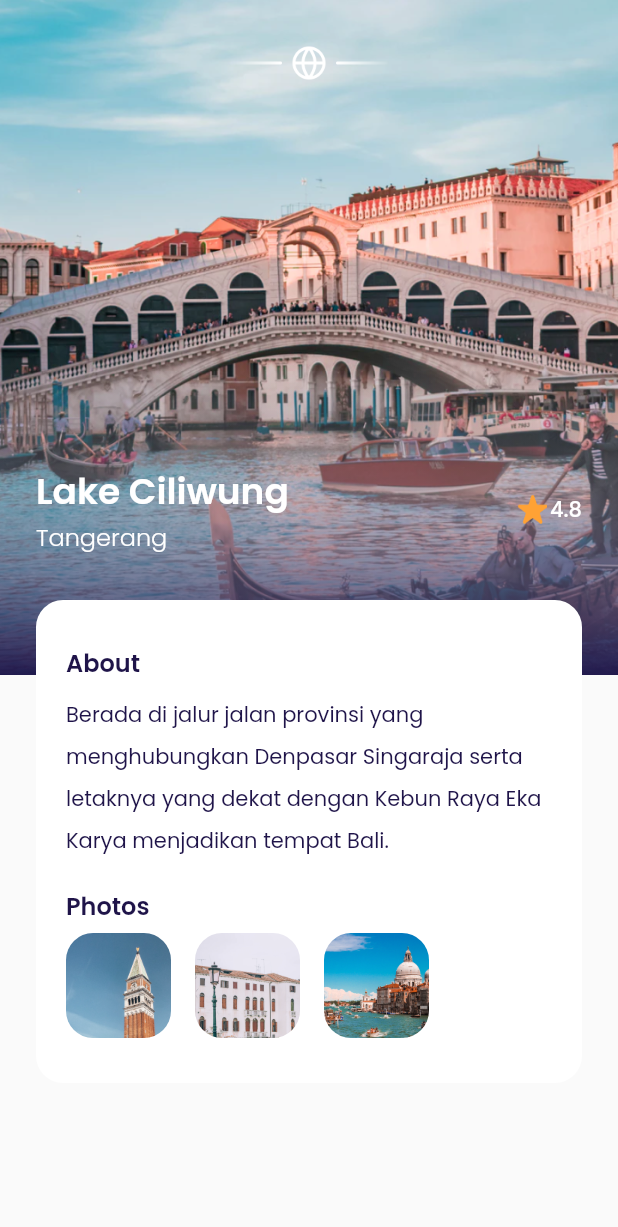
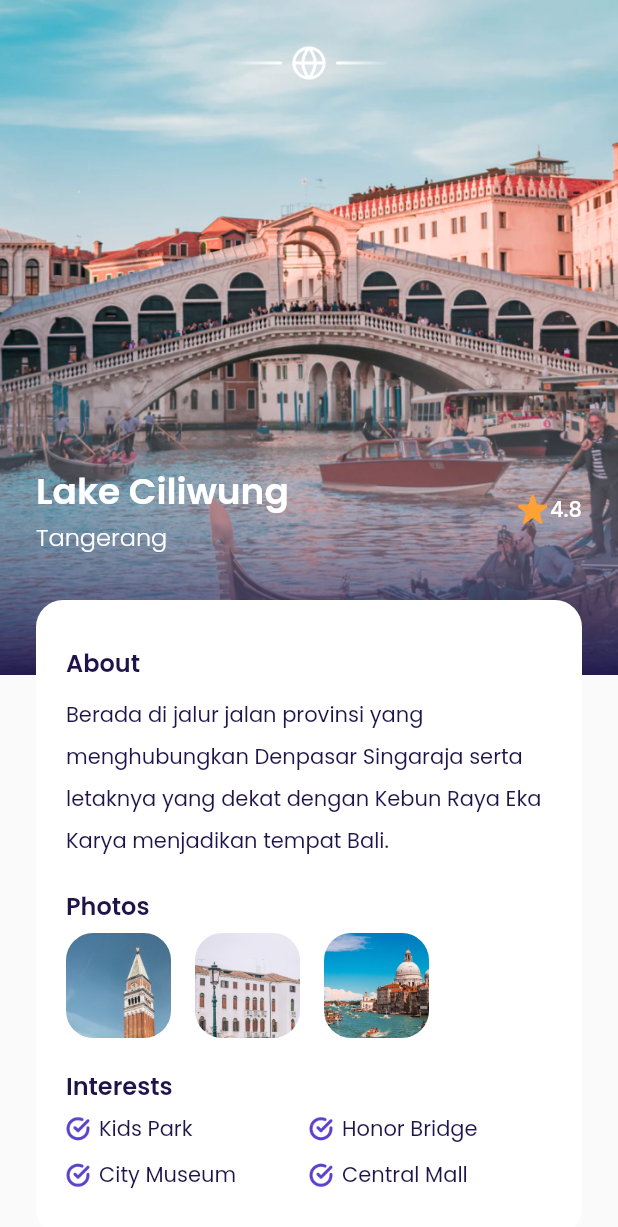
Before and after one commit to dzikrymh/flutter-airplane, a Flutter app: the DetailPage screen opened by its route, on a phone screen of 412 x 824 dp. Shown: the top 1227 px of the screen. Run offline on Flutter 3.47's test engine with Material 2 defaults, Android fonts, the phone set to English and light mode, and no system bars; our stand-ins replace google_fonts.

Commit message:
add detail page

```diff
--- a/lib/ui/pages/detail_page.dart
+++ b/lib/ui/pages/detail_page.dart
@@ -1,3 +1,5 @@
+import 'package:airplane/ui/widgets/custom_button.dart';
+import 'package:airplane/ui/widgets/interest_item.dart';
 import 'package:airplane/ui/widgets/photo_item.dart';
 import 'package:flutter/material.dart';
 import '../../shared/themes.dart';
@@ -179,6 +181,84 @@ class DetailPage extends StatelessWidget {
                       ),
                     ],
                   ),
+
+                  // Interests
+                  SizedBox(
+                    height: 20,
+                  ),
+                  Text(
+                    'Interests',
+                    style: blackTextStyle.copyWith(
+                      fontSize: 16,
+                      fontWeight: semiBold,
+                    ),
+                  ),
+                  SizedBox(
+                    height: 6,
+                  ),
+                  Row(
+                    children: [
+                      InterestItem(
+                        name: 'Kids Park',
+                      ),
+                      InterestItem(
+                        name: 'Honor Bridge',
+                      ),
+                    ],
+                  ),
+                  SizedBox(
+                    height: 10,
+                  ),
+                  Row(
+                    children: [
+                      InterestItem(
+                        name: 'City Museum',
+                      ),
+                      InterestItem(
+                        name: 'Central Mall',
+                      ),
+                    ],
+                  ),
+                ],
+              ),
+            ),
+            // Price & Booking Button
+            Container(
+              width: double.infinity,
+              margin: EdgeInsets.symmetric(vertical: 30),
+              child: Row(
+                children: [
+                  // Price
+                  Expanded(
+                    child: Column(
+                      crossAxisAlignment: CrossAxisAlignment.start,
+                      children: [
+                        Text(
+                          'IDR 2.500.000',
+                          style: blackTextStyle.copyWith(
+                            fontSize: 18,
+                            fontWeight: medium,
+                          ),
+                        ),
+                        SizedBox(
+                          height: 6,
+                        ),
+                        Text(
+                          'per orang',
+                          style: greyTextStyle.copyWith(
+                            fontWeight: light,
+                          ),
+                        ),
+                      ],
+                    ),
+                  ),
+
+                  // Book button
+                  CustomButton(
+                    title: 'Book Now',
+                    onPresed: () {},
+                    width: 170,
+                  ),
                 ],
               ),
             ),
@@ -189,12 +269,14 @@ class DetailPage extends StatelessWidget {
 
     return Scaffold(
       backgroundColor: kBackgroundColor,
-      body: Stack(
-        children: [
-          backgroundImage(),
-          customShadow(),
-          content(),
-        ],
+      body: SingleChildScrollView(
+        child: Stack(
+          children: [
+            backgroundImage(),
+            customShadow(),
+            content(),
+          ],
+        ),
       ),
     );
   }
--- /dev/null
+++ b/lib/ui/widgets/interest_item.dart
@@ -0,0 +1,34 @@
+import 'package:flutter/material.dart';
+import '../../shared/themes.dart';
+
+class InterestItem extends StatelessWidget {
+  final String name;
+
+  const InterestItem({Key? key, required this.name}) : super(key: key);
+
+  @override
+  Widget build(BuildContext context) {
+    return Expanded(
+      child: Row(
+        children: [
+          Container(
+            width: 16,
+            height: 16,
+            margin: EdgeInsets.only(right: 6),
+            decoration: BoxDecoration(
+              image: DecorationImage(
+                image: AssetImage(
+                  'assets/icon_check.png',
+                ),
+              ),
+            ),
+          ),
+          Text(
+            name,
+            style: blackTextStyle,
+          ),
+        ],
+      ),
+    );
+  }
+}
```
